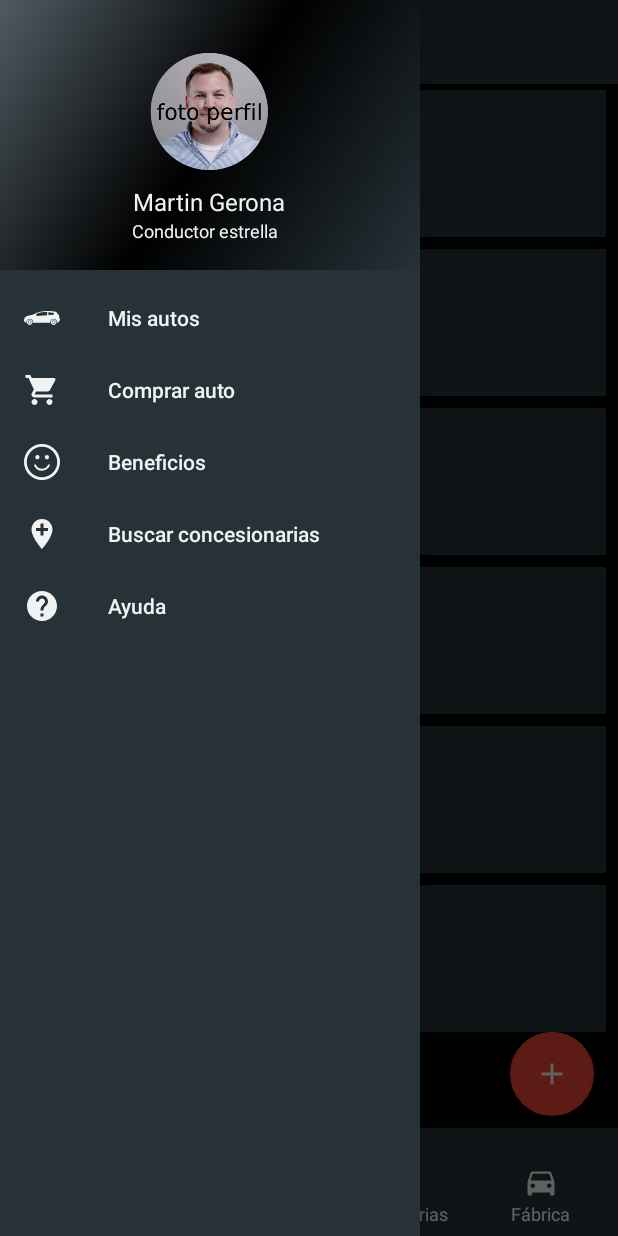
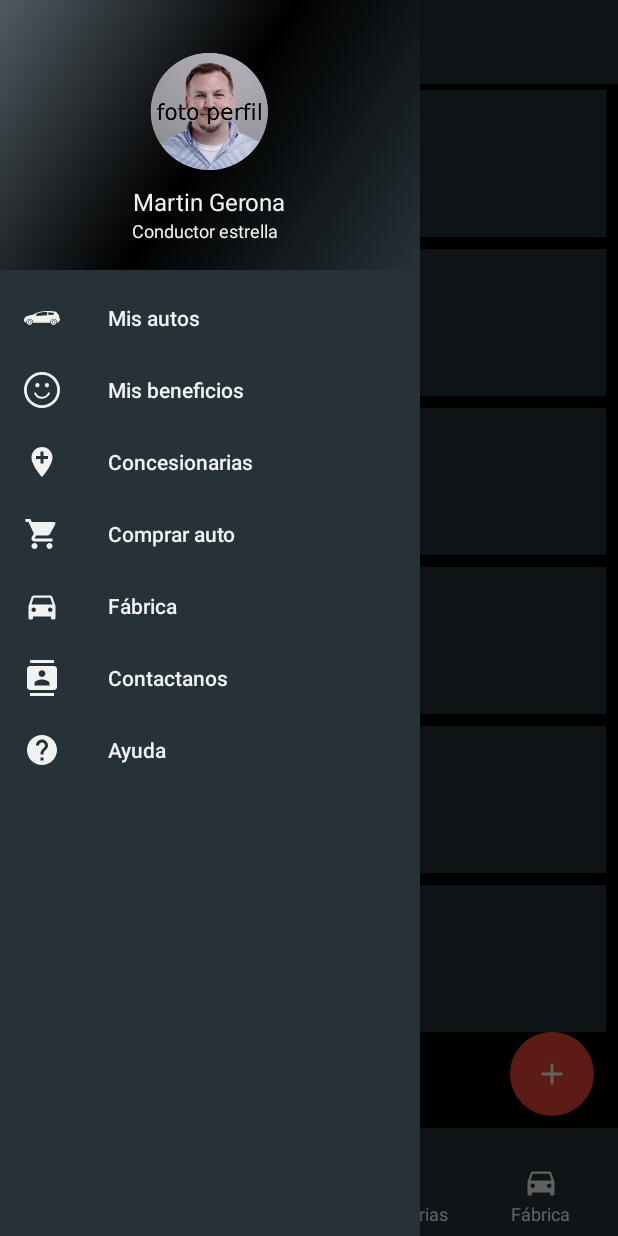
Before and after one commit to dmerniestic1987/cardPublicity, an Android app: the MainActivity screen opened directly, with no data from a screen before it, with the side drawer open, on a phone screen of 412 x 824 dp. Run offline under Robolectric (Android 15) with nearby library versions, the phone set to English and light mode, and no system bars.

Commit message:
Se agregan fucnionalidades

```diff
--- a/CardPublicity/app/src/main/java/ar/com/betex/cardpublicity/activities/MainActivity.java
+++ b/CardPublicity/app/src/main/java/ar/com/betex/cardpublicity/activities/MainActivity.java
@@ -21,6 +21,7 @@ import android.view.View;
 import ar.com.betex.cardpublicity.beans.Car;
 import ar.com.betex.cardpublicity.fragments.BenefictFragment;
 import ar.com.betex.cardpublicity.fragments.BuyCarFilter;
+import ar.com.betex.cardpublicity.fragments.BuyCarFragment;
 import ar.com.betex.cardpublicity.fragments.CarDealerTabFragment;
 import ar.com.betex.cardpublicity.fragments.MyCarTabFragment;
 import ar.com.betex.cardpublicity.fragments.MyCarsAccesoriesFragment;
@@ -108,9 +109,11 @@ public class MainActivity extends AppCompatActivity implements MyCarsFragment.On
                 replaceFragment(MyCarsFragment.newInstance(), MyCarsFragment.TAG);
 
             } else if (id == R.id.navigation_comprar) {
-
+                replaceFragment(BuyCarFragment.newInstance(), BuyCarFragment.TAG);
             } else if (id ==R.id.navigation_concesionarias){
                 replaceFragment(CarDealerTabFragment.newInstance(), CarDealerTabFragment.TAG);
+            } else if (id == R.id.navigation_beneficios) {
+                replaceFragment(BenefictFragment.newInstance(), BenefictFragment.TAG);
             }
             DrawerLayout drawer = (DrawerLayout) findViewById(R.id.drawer_layout);
             drawer.closeDrawer(GravityCompat.START);
--- a/CardPublicity/app/src/main/java/ar/com/betex/cardpublicity/fragments/BuyCarFragment.java
+++ b/CardPublicity/app/src/main/java/ar/com/betex/cardpublicity/fragments/BuyCarFragment.java
@@ -9,7 +9,7 @@ import android.view.ViewGroup;
 import ar.com.betex.cardpublicity.R;
 
 public class BuyCarFragment extends Fragment {
-
+    public static final String TAG = "BuyCarFragment";
     public BuyCarFragment() {
         // Required empty public constructor
     }
--- /dev/null
+++ b/CardPublicity/app/src/main/res/drawable/ic_contacts_black_24dp.xml
@@ -0,0 +1,9 @@
+<vector xmlns:android="http://schemas.android.com/apk/res/android"
+        android:width="24dp"
+        android:height="24dp"
+        android:viewportWidth="24.0"
+        android:viewportHeight="24.0">
+    <path
+        android:fillColor="#FF000000"
+        android:pathData="M20,0L4,0v2h16L20,0zM4,24h16v-2L4,22v2zM20,4L4,4c-1.1,0 -2,0.9 -2,2v12c0,1.1 0.9,2 2,2h16c1.1,0 2,-0.9 2,-2L22,6c0,-1.1 -0.9,-2 -2,-2zM12,6.75c1.24,0 2.25,1.01 2.25,2.25s-1.01,2.25 -2.25,2.25S9.75,10.24 9.75,9 10.76,6.75 12,6.75zM17,17L7,17v-1.5c0,-1.67 3.33,-2.5 5,-2.5s5,0.83 5,2.5L17,17z"/>
+</vector>
--- a/CardPublicity/app/src/main/res/menu/activity_main_drawer.xml
+++ b/CardPublicity/app/src/main/res/menu/activity_main_drawer.xml
@@ -8,19 +8,31 @@
             android:id="@+id/navigation_mis_autos"
             android:icon="@drawable/ic_car_of_hatchback_model"
             android:title="Mis autos" />
+
+        <item
+            android:id="@+id/navigation_beneficios"
+            android:icon="@drawable/ic_smiling_emoticon_square_face"
+            android:title="Mis beneficios" />
+
+        <item
+            android:id="@+id/navigation_concesionarias"
+            android:icon="@drawable/ic_add_location_black_24dp"
+            android:title="Concesionarias" />
+
         <item
             android:id="@+id/navigation_comprar"
             android:icon="@drawable/ic_shopping_cart_black_24dp"
             android:title="Comprar auto" />
-        <item
-            android:id="@+id/navigation_beneficios"
-            android:icon="@drawable/ic_smiling_emoticon_square_face"
-            android:title="Beneficios" />
 
         <item
-            android:id="@+id/navigation_concesionarias"
-            android:icon="@drawable/ic_add_location_black_24dp"
-            android:title="Buscar concesionarias" />
+            android:id="@+id/navigation_fabrica"
+            android:icon="@drawable/ic_directions_car_black_24dp"
+            android:title="Fábrica" />
+
+        <item
+            android:id="@+id/navigation_contactanos"
+            android:icon="@drawable/ic_contacts_black_24dp"
+            android:title="Contactanos" />
 
         <item
             android:id="@+id/navigation_help"
```
